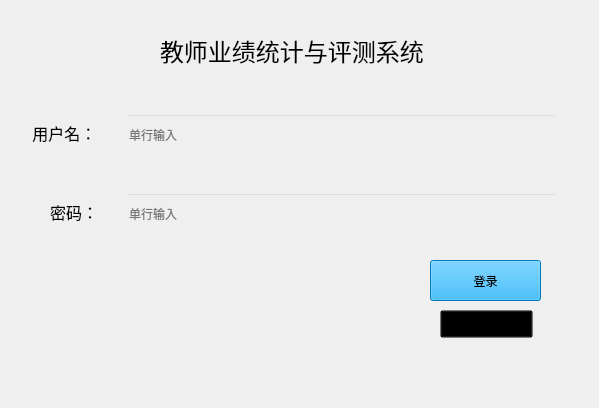
Old version of the form resources/ui/LoginWindow.ui in the repository holyswordZZQ/TPSES.
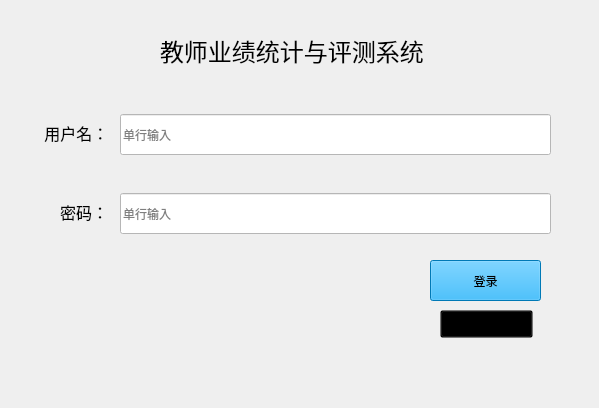
New version of the form. Icons and pictures are not drawn.

What changed in the file:
```diff
--- a/resources/ui/LoginWindow.ui
+++ b/resources/ui/LoginWindow.ui
@@ -49,14 +49,14 @@
   <widget class="QLineEdit" name="nameEdit">
    <property name="geometry">
     <rect>
-     <x>126</x>
+     <x>120</x>
      <y>114</y>
      <width>431</width>
      <height>41</height>
     </rect>
    </property>
    <property name="styleSheet">
-    <string notr="true">background-color: transparent;
+    <string notr="true">background-color: white;
 border-color: transparent;</string>
    </property>
    <property name="echoMode">
@@ -69,7 +69,7 @@
   <widget class="QLabel" name="label">
    <property name="geometry">
     <rect>
-     <x>28</x>
+     <x>40</x>
      <y>121</y>
      <width>81</width>
      <height>24</height>
@@ -88,7 +88,7 @@
   <widget class="QLabel" name="label_2">
    <property name="geometry">
     <rect>
-     <x>50</x>
+     <x>60</x>
      <y>200</y>
      <width>61</width>
      <height>24</height>
@@ -150,14 +150,14 @@
   <widget class="QLineEdit" name="passwordEdit">
    <property name="geometry">
     <rect>
-     <x>126</x>
+     <x>120</x>
      <y>193</y>
      <width>431</width>
      <height>41</height>
     </rect>
    </property>
    <property name="styleSheet">
-    <string notr="true">background-color: transparent;</string>
+    <string notr="true">background-color: white;</string>
    </property>
    <property name="echoMode">
     <enum>QLineEdit::Password</enum>
```
Left out of the diff: 4 changed lines with no effect on the pictures.
